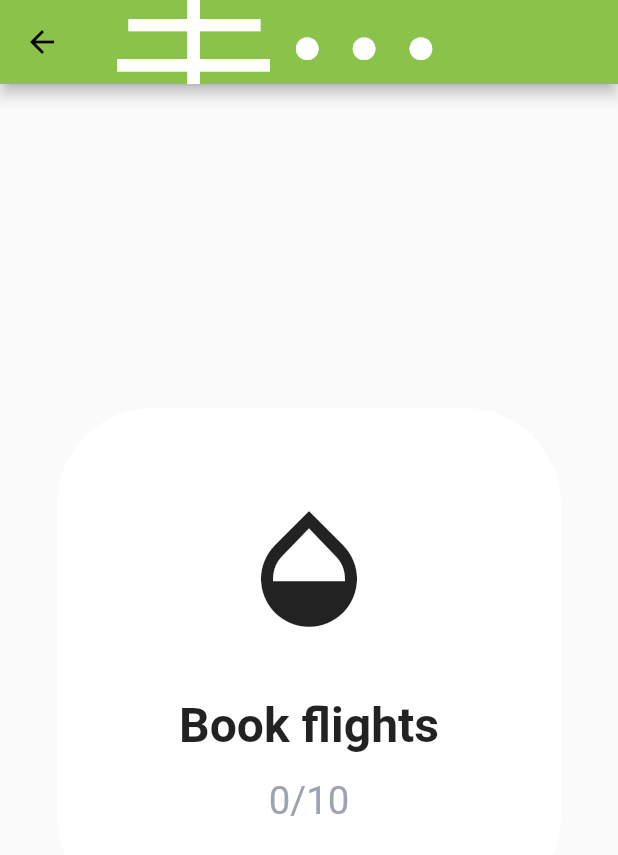
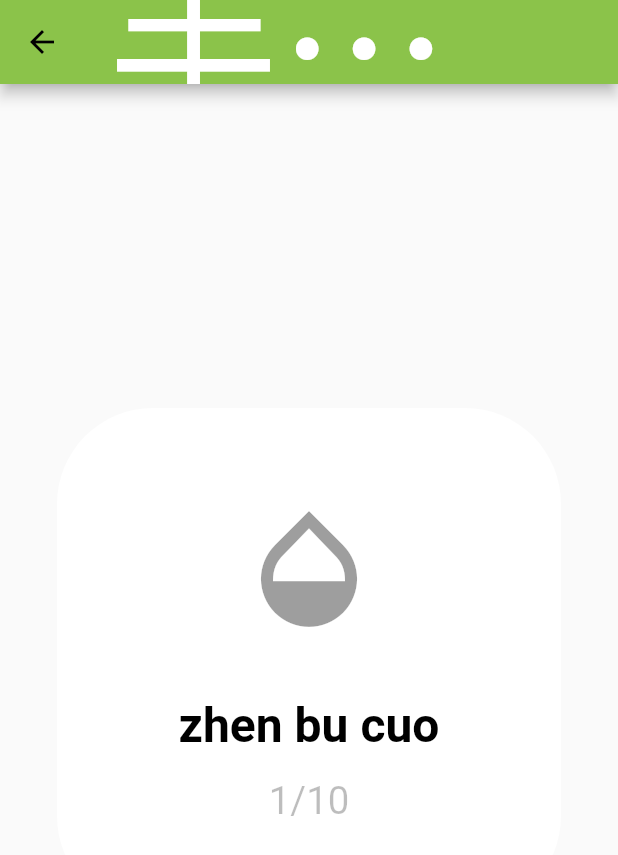
Before and after one commit to jack0-0wu/flutter_demo, a Flutter app: the GesturesDemo screen opened directly, on a phone screen of 412 x 824 dp. Shown: the top 855 px of the screen. Run offline on Flutter 3.47's test engine with Material 2 defaults, Android fonts, the phone set to English and light mode, and no system bars; our stand-ins replace camera, faker, flutter_swiper, image_picker, logger, permission_handler; missing offline and left inert: image_crop, transformer_page_view.

Commit message:
新组件追加

```diff
--- a/lib/page/demo/gestures_demo/gestures_demo.dart
+++ b/lib/page/demo/gestures_demo/gestures_demo.dart
@@ -7,51 +7,166 @@ import 'GradientCircularProgressIndicator.dart';
 /// @author wu chao
 /// @project flutter_demo
 /// @date 2021/6/8
+// ignore: must_be_immutable
+
 class GesturesDemo extends StatefulWidget {
-  GesturesDemo(
-      {this.content = "Book flights",
-      this.percent = 0,
-      this.total = 10,
-      this.undoneColor = Colors.white,
-      this.doneColor = Colors.blue,
-      this.doneFlag = false});
-
-  String content;
-  AnimationController animationController;
-  bool showFlag = false;
-  num percent;
-  num total;
-  Color undoneColor;
-  Color doneColor;
-  bool doneFlag;
+  const GesturesDemo({Key key}) : super(key: key);
 
   @override
   _GesturesDemoState createState() => _GesturesDemoState();
 }
 
-class _GesturesDemoState extends State<GesturesDemo>
-    with TickerProviderStateMixin {
+class _GesturesDemoState extends State<GesturesDemo> {
+  @override
+  Widget build(BuildContext context) {
+    return Scaffold(
+        appBar: CustomAppBar(title: "手势demo"),
+        body: Center(
+          child: Gestures(
+            total: 10,
+            nowNum: 1,
+            doneFlag: 1 == 10,
+            content: "zhen bu cuo",
+          ),
+        ));
+  }
+}
+
+// ignore: must_be_immutable
+class Gestures extends StatefulWidget {
+  //文字内容
+  String content;
+
+  //当前任务数
+  num nowNum;
+
+  //总任务数
+  num total;
+
+  //容器未完成颜色
+  Color undoneColor;
+
+  //容器完成颜色
+  Color doneColor;
+
+  //文字未完成颜色
+  Color undoneTextColor;
+
+  //文字完成颜色
+  Color doneTextColor;
+
+  //Icon未完成颜色
+  Color undoneIconColor;
+
+  //Icon完成颜色
+  Color doneIconColor;
+
+  //次级文字未完成颜色
+  Color undoneText2Color;
+
+  //次级文字完成颜色
+  Color doneText2Color;
+
+  //任务是否完成
+  bool doneFlag;
+
+  //正向动画时间
+  num forwardTime;
+
+  //反向动画时间
+  num reverseTime;
+
+  //大小
+  num size;
+
+  //图标大小
+  num iconSize;
+
+  //圆圈颜色
+  Color circularColor;
+
+  //圆圈背景颜色
+  Color circularBgColor;
+
+  @override
+  _GesturesState createState() => _GesturesState();
+
+  Gestures(
+      {@required this.content,
+      @required this.nowNum,
+      @required this.total,
+      this.undoneColor = Colors.white,
+      this.doneColor = Colors.blueAccent,
+      this.undoneTextColor = Colors.black,
+      this.doneTextColor = Colors.white,
+      this.undoneIconColor = Colors.black38,
+      this.doneIconColor = Colors.white,
+      this.undoneText2Color = Colors.black26,
+      this.doneText2Color = Colors.white,
+      @required this.doneFlag,
+      this.forwardTime = 1000,
+      this.reverseTime = 400,
+      this.size = 315,
+      this.iconSize = 90,
+      this.circularColor = Colors.lightGreen,
+      this.circularBgColor = Colors.grey});
+}
+
+//必要的属性暴露出来，在父级组件中定义
+//部分属性自己内部管理
+class _GesturesState extends State<Gestures> with TickerProviderStateMixin {
+  AnimationController animationController;
+  AnimationController animationDoneController;
+  bool showFlag = false;
+
   @override
   void initState() {
     super.initState();
-    widget.animationController =
-        AnimationController(vsync: this, duration: Duration(seconds: 2));
-    widget.animationController.addListener(() {
+    //switch类型
+    animationController = AnimationController(
+        vsync: this,
+        duration: Duration(milliseconds: widget.forwardTime),
+        reverseDuration: Duration(milliseconds: widget.reverseTime));
+    animationDoneController = AnimationController(
+      vsync: this,
+      duration: Duration(milliseconds: widget.forwardTime),
+      reverseDuration: Duration(milliseconds: widget.reverseTime),
+    );
+
+    animationController.addListener(() {
+      //如果已经完成 该Controller不生效
       if (widget.doneFlag) return;
-      if (widget.animationController.value == 1) {
-        if (widget.percent < widget.total) {
-          widget.percent += 1;
+      //如果已经完成一圈
+      if (animationController.value == 1) {
+        if (widget.nowNum < widget.total) {
+          widget.nowNum += 1;
         }
-        if (widget.percent == widget.total) {
+        //如果已经完成
+        if (widget.nowNum == widget.total) {
           setState(() {
-            widget.undoneColor = widget.doneColor;
             widget.doneFlag = true;
-            widget.showFlag = false;
+            showFlag = false;
+            animationController.value = 0;
           });
           return;
         }
-        widget.animationController.reset();
-        widget.animationController.forward();
+        //还没全部完成，动画继续循环
+        animationController.reset();
+        animationController.forward();
+      }
+      setState(() {});
+    });
+    animationDoneController.addListener(() {
+      //如果点击一圈
+      if (animationDoneController.value == 1) {
+        setState(() {
+          //取消完成状态
+          widget.doneFlag = false;
+          widget.nowNum -= 1;
+          showFlag = false;
+          animationDoneController.value = 0;
+        });
+        return;
       }
       setState(() {});
     });
@@ -59,53 +174,64 @@ class _GesturesDemoState extends State<GesturesDemo>
 
   @override
   Widget build(BuildContext context) {
-    return Scaffold(
-      appBar: CustomAppBar(title: "手势demo"),
-      body: Center(
-        child: GestureDetector(
+    //switch类型
+    return GestureDetector(
       child: Stack(
         children: [
           Container(
-                width: 315.s,
-                height: 315.s,
+            width: widget.size.s,
+            height: widget.size.s,
             alignment: Alignment.center,
             child: Column(
               mainAxisAlignment: MainAxisAlignment.center,
               children: [
-                    Icon(
-                      Icons.opacity,
-                      size: 90.s,
-                    ),
+                Icon(Icons.opacity,
+                    size: widget.iconSize.s,
+                    color: widget.doneFlag
+                        ? widget.doneIconColor
+                        : widget.undoneIconColor),
                 SizedBox(height: 35.s),
                 Text(
                   widget.content,
                   style: TextStyle(
-                          fontWeight: FontWeight.bold, fontSize: 30.s),
+                      fontWeight: FontWeight.bold,
+                      fontSize: 30.s,
+                      color: widget.doneFlag
+                          ? widget.doneTextColor
+                          : widget.undoneTextColor),
                 ),
                 SizedBox(height: 15.s),
                 Text(
-                      "${widget.percent}/${widget.total}",
-                      style:
-                          TextStyle(color: Color(0XFF9DA3B1), fontSize: 24.s),
+                  "${widget.nowNum}/${widget.total}",
+                  style: TextStyle(
+                      color: widget.doneFlag
+                          ? widget.doneText2Color
+                          : widget.undoneText2Color,
+                      fontSize: 24.s),
                 ),
               ],
             ),
             decoration: BoxDecoration(
               borderRadius: BorderRadius.circular(60.s),
-                  color: widget.undoneColor,
+              color: widget.doneFlag ? widget.doneColor : widget.undoneColor,
             ),
           ),
           Visibility(
-                visible: widget.showFlag,
+            visible: showFlag,
             child: GradientCircularProgressIndicator(
-                  colors: [Colors.lightGreen, Colors.lightGreen],
+                colors: [widget.circularColor, widget.circularColor],
                 radius: 155.s,
-                  backgroundColor: Colors.grey,
+                backgroundColor: widget.circularBgColor,
                 // backgroundColor: backgroundColor,
                 strokeWidth: 20.s,
                 strokeCapRound: true,
-                  value: widget.animationController.value,
-                ),
+                value: widget.doneFlag
+                    ? (animationDoneController != null
+                        ? animationDoneController.value
+                        : 0)
+                    : (animationController != null
+                        ? animationController.value
+                        : 0)),
           ),
         ],
       ),
@@ -121,32 +247,36 @@ class _GesturesDemoState extends State<GesturesDemo>
           widget.content = "双击";
         });
       },
-          onLongPressMoveUpdate: (detail) {
-            print("长按拖拽");
-          },
       onLongPressStart: (detail) {
-            if (widget.doneFlag) return;
         print("长按开始");
-            widget.animationController.forward();
         setState(() {
-              widget.showFlag = true;
+          showFlag = true;
         });
+        if (widget.doneFlag) {
+          animationDoneController.forward();
+          return;
+        }
+        animationController.forward();
       },
       onLongPressEnd: (detail) async {
         print("长按结束");
         if (widget.doneFlag) {
-              widget.showFlag = false;
+          if (animationDoneController.value != 0 &&
+              animationDoneController.value != 1) {
+            await animationDoneController.reverse();
+          }
+          setState(() {
+            showFlag = false;
+          });
           return;
         }
-            widget.animationController.duration = Duration(milliseconds: 500);
-            await widget.animationController.reverse();
-            widget.animationController.duration = Duration(seconds: 2);
+        if (animationController.value != 0 && animationController.value != 1) {
+          await animationController.reverse();
+        }
         setState(() {
-              widget.showFlag = false;
+          showFlag = false;
         });
       },
-        ),
-      ),
     );
   }
 }
```
Lines whose indentation alone changed are shown as unchanged.
